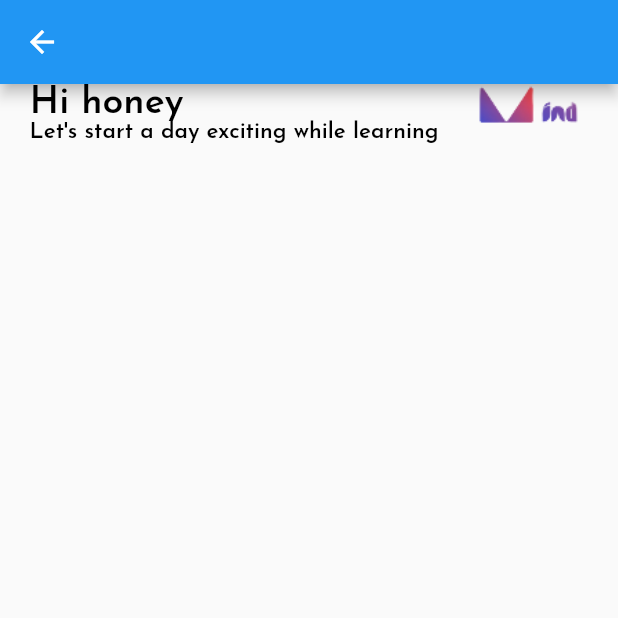
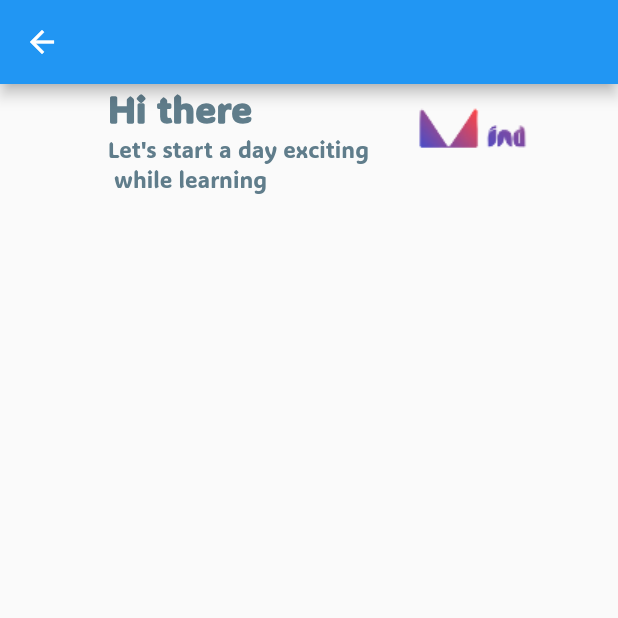
Before and after one commit to josoavj/lvlmindapp, a Flutter app: the Homepage screen opened directly, on a phone screen of 412 x 824 dp, the top half of it. Run offline on Flutter 3.47's test engine with Material 2 defaults, Android fonts, the phone set to English and light mode, and no system bars; our stand-ins replace flutter_svg, simple_gradient_text.

Commit message:
Update Courses.dart

```diff
--- a/lib/homepage.dart
+++ b/lib/homepage.dart
@@ -1,41 +1,47 @@
 // ignore_for_file: no_logic_in_create_state, unused_import, avoid_unnecessary_containers
-
 import 'package:flutter/material.dart';
 import 'package:lvlmindbeta/main.dart';
 import 'package:lvlmindbeta/animation.dart';
 import 'package:lvlmindbeta/loginpage.dart';
+import 'package:lvlmindbeta/Models/Courses.dart';
 
 class Homepage extends StatelessWidget {
   const Homepage({super.key});
 
-  // ignore: avoid_types_as_parameter_names, non_constant_identifier_names
   @override
-  Widget build(context) {
+  Widget build(BuildContext context) {
+    List<CoursesModels> courses = [];
     return Scaffold(
       extendBodyBehindAppBar: false,
       appBar: AppBar(),
       body: Container(
-        alignment: Alignment.center,
-        child: const Column(
+        child: Column(
+          mainAxisAlignment: MainAxisAlignment.center,
           children: [
-            Row(
+            const Row(
               mainAxisAlignment: MainAxisAlignment.spaceBetween,
               mainAxisSize: MainAxisSize.min,
               children: [
+                Padding(
+                    padding: EdgeInsets.only(
+                  top: 30,
+                  left: 10,
+                  right: 10,
+                )),
                 Text.rich(TextSpan(
-                    text: "Hi honey \n",
+                    text: "Hi there \n",
                     style: TextStyle(
-                      color: Colors.black,
-                      fontFamily: 'Josefin',
+                      color: Colors.blueGrey,
+                      fontFamily: 'Adlam',
                       fontSize: 25,
                       fontWeight: FontWeight.w700,
                     ),
                     children: [
                       TextSpan(
-                        text: "Let's start a day exciting while learning",
+                        text: "Let's start a day exciting \n while learning",
                         style: TextStyle(
-                          color: Colors.black,
-                          fontFamily: 'Josefin',
+                          color: Colors.blueGrey,
+                          fontFamily: 'Adlam',
                           fontSize: 15,
                           fontWeight: FontWeight.w300,
                         ),
@@ -45,16 +51,95 @@ class Homepage extends StatelessWidget {
                   width: 20,
                 ),
                 SizedBox(
-                  width: 80,
+                  width: 90,
                   child: Image(
                     image: AssetImage('images/logomin.jpg'),
                   ),
                 ),
               ],
-            )
+            ),
+            const SizedBox(
+              height: 10,
+            ),
+            Expanded(
+              child: ListView.separated(
+                  scrollDirection: Axis.horizontal,
+                  itemCount: courses.length,
+                  padding: const EdgeInsets.only(
+                    left: 20,
+                    right: 20,
+                  ),
+                  itemBuilder: (BuildContext context, int index) {
+                    return ElevatedButton(
+                      onPressed: () {},
+                      child: Text(
+                        courses[index].name,
+                        style: const TextStyle(
+                          fontFamily: 'Josefin',
+                          fontWeight: FontWeight.w300,
+                          color: Color.fromARGB(255, 99, 98, 98),
+                          fontSize: 15,
+                        ),
+                      ),
+                    );
+                  },
+                  separatorBuilder: (context, index) => const SizedBox(
+                        height: 10,
+                      )),
+            ),
+            const Courseslist(),
+            const SizedBox(
+              height: 10,
+            ),
           ],
         ),
       ),
     );
   }
 }
+
+class Courseslist extends StatefulWidget {
+  const Courseslist({super.key});
+
+  @override
+  CourseslistState createState() => CourseslistState();
+}
+
+class CourseslistState extends State<Courseslist> {
+  @override
+  Widget build(BuildContext context) {
+    List<CoursesModels> courses = [];
+    /*
+    void _getCoursesModels() {
+    courses = CoursesModels.getCoursesModels();
+    }
+     */
+    return SizedBox(
+      height: 30,
+      child: ListView.separated(
+          scrollDirection: Axis.horizontal,
+          itemCount: courses.length,
+          padding: const EdgeInsets.only(
+            left: 20,
+            right: 20,
+          ),
+          itemBuilder: (BuildContext context, int index) {
+            return ElevatedButton(
+              onPressed: () {},
+              child: Text(
+                courses[index].name,
+                style: const TextStyle(
+                  fontFamily: 'Josefin',
+                  fontWeight: FontWeight.w300,
+                  color: Color.fromARGB(255, 99, 98, 98),
+                  fontSize: 15,
+                ),
+              ),
+            );
+          },
+          separatorBuilder: (context, index) => const SizedBox(
+                height: 10,
+              )),
+    );
+  }
+}
```
Also changed, not shown: lib/Models/Courses.dart (+21 -2 lines).
